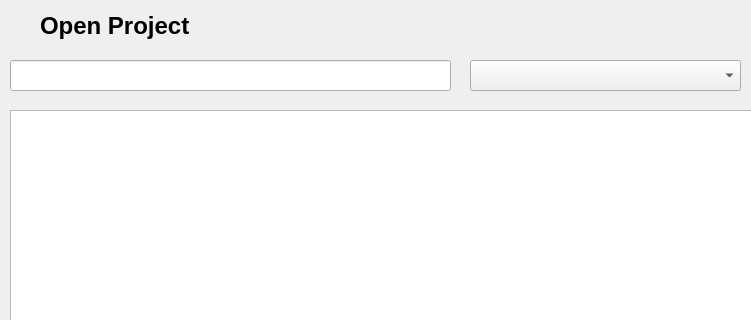
Before: the Qt Designer form TrekStar/openproject.ui in SteffWalker/Project-System, drawn with Qt 5; both pictures show x 0 to 751 and y 0 to 320 of the 881 by 541 pixel window.
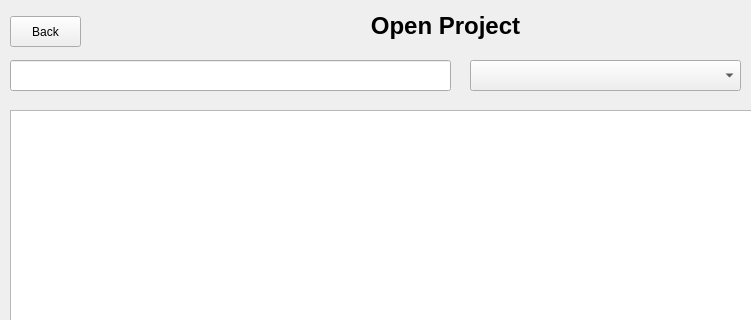
After: the same form once the commit is applied.

What changed in the file:
```diff
--- a/TrekStar/openproject.ui
+++ b/TrekStar/openproject.ui
@@ -62,7 +62,7 @@
   <widget class="QLabel" name="label">
    <property name="geometry">
     <rect>
-     <x>40</x>
+     <x>290</x>
      <y>10</y>
      <width>311</width>
      <height>31</height>
@@ -78,6 +78,9 @@
    <property name="text">
     <string>Open Project</string>
    </property>
+   <property name="alignment">
+    <set>Qt::AlignCenter</set>
+   </property>
   </widget>
   <widget class="QLineEdit" name="txtFilter">
    <property name="geometry">
@@ -102,6 +105,19 @@
     <string>Filter</string>
    </property>
   </widget>
+  <widget class="QPushButton" name="backButton">
+   <property name="geometry">
+    <rect>
+     <x>10</x>
+     <y>16</y>
+     <width>71</width>
+     <height>31</height>
+    </rect>
+   </property>
+   <property name="text">
+    <string>Back</string>
+   </property>
+  </widget>
  </widget>
  <resources/>
  <connections/>
```
